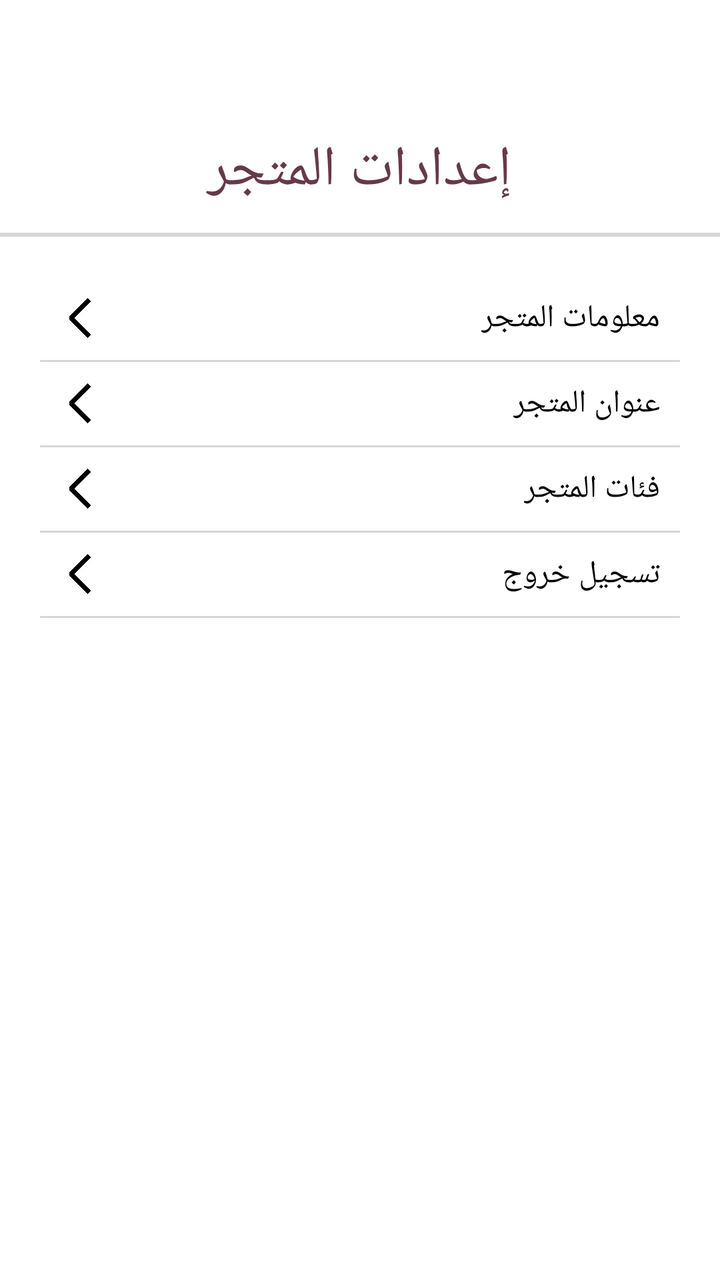
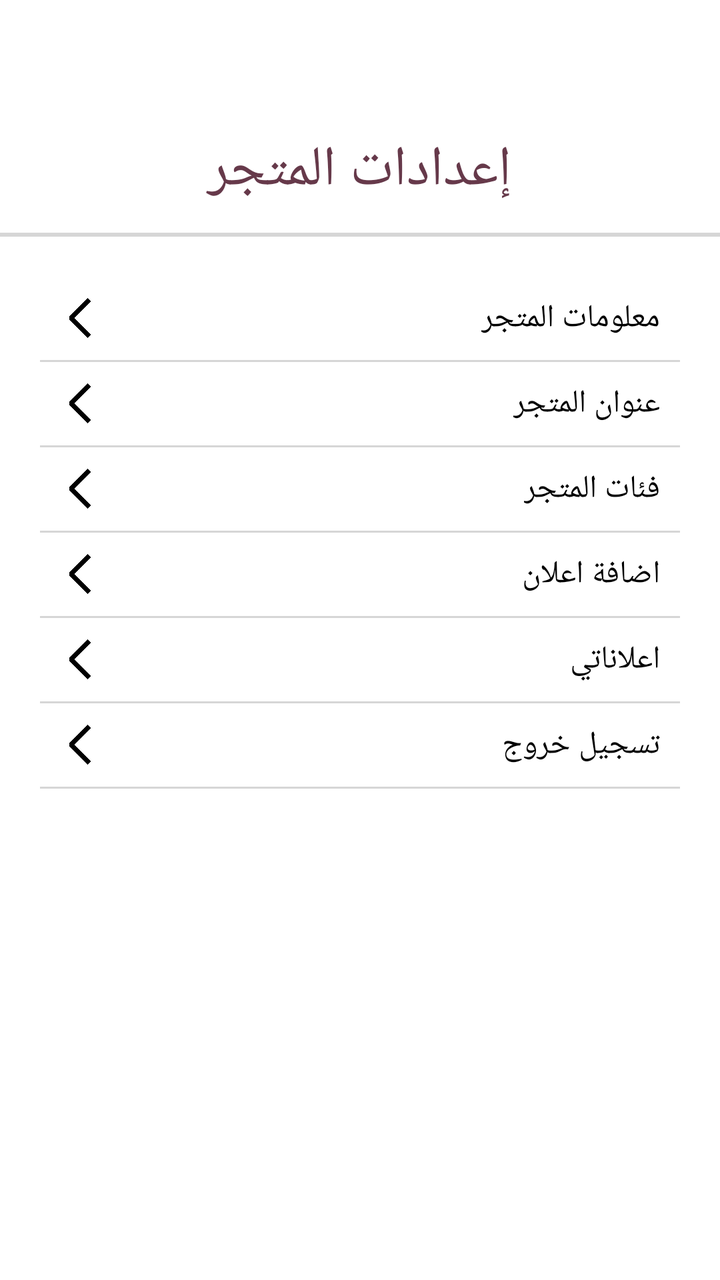

Two renders of the same Android screen: before a commit and after it. Below are the layout's source before the change and the commit's diff.
<!-- AndroidManifest.xml: application theme Theme.SouqSeller -->
<!-- res/layout/fragment_settings.xml -->
<?xml version="1.0" encoding="utf-8"?>
<androidx.constraintlayout.widget.ConstraintLayout xmlns:android="http://schemas.android.com/apk/res/android"
    xmlns:app="http://schemas.android.com/apk/res-auto"
    android:layout_width="match_parent"
    android:layout_height="match_parent"
    android:background="@color/white"
    android:layoutDirection="rtl"
    android:paddingTop="50dp">


    <TextView
        android:id="@+id/tvTitle"
        android:layout_width="0dp"
        android:layout_height="wrap_content"
        android:layout_marginTop="16dp"
        android:fontFamily="@font/cairo_extra_bold"
        android:gravity="center"
        android:text="إعدادات المتجر"
        android:textColor="@color/old_mauve"
        android:textSize="28sp"
        app:layout_constraintEnd_toEndOf="parent"
        app:layout_constraintStart_toStartOf="parent"
        app:layout_constraintTop_toTopOf="parent" />


    <View
        android:id="@+id/dividerTop"
        android:layout_width="0dp"
        android:layout_height="2dp"
        android:layout_marginTop="12dp"
        android:background="@color/gray"
        app:layout_constraintEnd_toEndOf="parent"
        app:layout_constraintStart_toStartOf="parent"
        app:layout_constraintTop_toBottomOf="@id/tvTitle" />

    <LinearLayout
        android:layout_width="0dp"
        android:layout_height="0dp"
        android:layout_margin="20dp"
        android:orientation="vertical"
        app:layout_constraintBottom_toBottomOf="parent"
        app:layout_constraintEnd_toEndOf="parent"
        app:layout_constraintStart_toStartOf="parent"
        app:layout_constraintTop_toBottomOf="@+id/dividerTop">

        <LinearLayout
            android:id="@+id/store_information"
            android:layout_width="match_parent"
            android:layout_height="wrap_content"
            android:gravity="center_vertical|end"
            android:orientation="horizontal"
            android:padding="10dp">


            <TextView
                android:layout_width="wrap_content"
                android:layout_height="wrap_content"
                android:fontFamily="@font/cairo_semi_bold"
                android:text="معلومات المتجر"
                android:textColor="@color/black"
                android:textSize="16sp" />

            <View
                android:layout_width="0dp"
                android:layout_height="0dp"
                android:layout_weight="1" />

            <ImageView
                android:layout_width="20dp"
                android:layout_height="20dp"
                android:src="@drawable/ic_arrow_to_go" />


        </LinearLayout>

        <View
            android:layout_width="match_parent"
            android:layout_height="1dp"
            android:background="@color/gray" />
        <LinearLayout
            android:id="@+id/store_address"
            android:layout_width="match_parent"
            android:layout_height="wrap_content"
            android:gravity="center_vertical|end"
            android:orientation="horizontal"
            android:padding="10dp">


            <TextView
                android:layout_width="wrap_content"
                android:layout_height="wrap_content"
                android:fontFamily="@font/cairo_semi_bold"
                android:text="عنوان المتجر"
                android:textColor="@color/black"
                android:textSize="16sp" />

            <View
                android:layout_width="0dp"
                android:layout_height="0dp"
                android:layout_weight="1" />

            <ImageView
                android:layout_width="20dp"
                android:layout_height="20dp"
                android:src="@drawable/ic_arrow_to_go" />


        </LinearLayout>
        <View
            android:layout_width="match_parent"
            android:layout_height="1dp"
            android:background="@color/gray" />
        <LinearLayout
            android:id="@+id/store_categories"
            android:layout_width="match_parent"
            android:layout_height="wrap_content"
            android:gravity="center_vertical|end"
            android:orientation="horizontal"
            android:padding="10dp">


            <TextView
                android:layout_width="wrap_content"
                android:layout_height="wrap_content"
                android:fontFamily="@font/cairo_semi_bold"
                android:text="فئات المتجر"
                android:textColor="@color/black"
                android:textSize="16sp" />

            <View
                android:layout_width="0dp"
                android:layout_height="0dp"
                android:layout_weight="1" />

            <ImageView
                android:layout_width="20dp"
                android:layout_height="20dp"
                android:src="@drawable/ic_arrow_to_go" />


        </LinearLayout>

        <View
            android:layout_width="match_parent"
            android:layout_height="1dp"
            android:background="@color/gray" />

        <LinearLayout
            android:id="@+id/logout"
            android:layout_width="match_parent"
            android:layout_height="wrap_content"
            android:gravity="center_vertical|end"
            android:orientation="horizontal"
            android:padding="10dp">


            <TextView
                android:layout_width="wrap_content"
                android:layout_height="wrap_content"
                android:fontFamily="@font/cairo_semi_bold"
                android:text="تسجيل خروج"
                android:textColor="@color/black"
                android:textSize="16sp" />

            <View
                android:layout_width="0dp"
                android:layout_height="0dp"
                android:layout_weight="1" />

            <ImageView
                android:layout_width="20dp"
                android:layout_height="20dp"
                android:src="@drawable/ic_arrow_to_go" />


        </LinearLayout>

        <View
            android:layout_width="match_parent"
            android:layout_height="1dp"
            android:background="@color/gray" />



    </LinearLayout>


</androidx.constraintlayout.widget.ConstraintLayout>
<!-- resources referenced by this layout -->
<resources>
  <color name="black">#FF000000</color>
  <color name="gray">#D6D6D6</color>
  <color name="old_mauve">#66394A</color>
  <color name="white">#FFFFFFFF</color>
  <!-- drawable ic_arrow_to_go: png bitmap (drawable, 10880 bytes) -->
  <style name="Theme.SouqSeller" parent="Base.Theme.SouqSeller" />
  <style name="Base.Theme.SouqSeller" parent="Theme.Material3.DayNight.NoActionBar">
          
          
      </style>
</resources>

<!-- the commit's change to res/layout/fragment_settings.xml (unified diff, before → after) -->
@@ -139,6 +139,74 @@
 
 
         </LinearLayout>
+        <View
+            android:layout_width="match_parent"
+            android:layout_height="1dp"
+            android:background="@color/gray" />
+
+        <LinearLayout
+            android:id="@+id/store_Ads"
+            android:layout_width="match_parent"
+            android:layout_height="wrap_content"
+            android:gravity="center_vertical|end"
+            android:orientation="horizontal"
+            android:padding="10dp">
+
+
+            <TextView
+                android:layout_width="wrap_content"
+                android:layout_height="wrap_content"
+                android:fontFamily="@font/cairo_semi_bold"
+                android:text="اضافة اعلان"
+                android:textColor="@color/black"
+                android:textSize="16sp" />
+
+            <View
+                android:layout_width="0dp"
+                android:layout_height="0dp"
+                android:layout_weight="1" />
+
+            <ImageView
+                android:layout_width="20dp"
+                android:layout_height="20dp"
+                android:src="@drawable/ic_arrow_to_go" />
+
+
+        </LinearLayout>
+        <View
+            android:layout_width="match_parent"
+            android:layout_height="1dp"
+            android:background="@color/gray" />
+
+        <LinearLayout
+            android:id="@+id/my_Ads"
+            android:layout_width="match_parent"
+            android:layout_height="wrap_content"
+            android:gravity="center_vertical|end"
+            android:orientation="horizontal"
+            android:padding="10dp">
+
+
+            <TextView
+                android:layout_width="wrap_content"
+                android:layout_height="wrap_content"
+                android:fontFamily="@font/cairo_semi_bold"
+                android:text="اعلاناتي"
+                android:textColor="@color/black"
+                android:textSize="16sp" />
+
+            <View
+                android:layout_width="0dp"
+                android:layout_height="0dp"
+                android:layout_weight="1" />
+
+            <ImageView
+                android:layout_width="20dp"
+                android:layout_height="20dp"
+                android:src="@drawable/ic_arrow_to_go" />
+
+
+        </LinearLayout>
 
         <View
             android:layout_width="match_parent"
